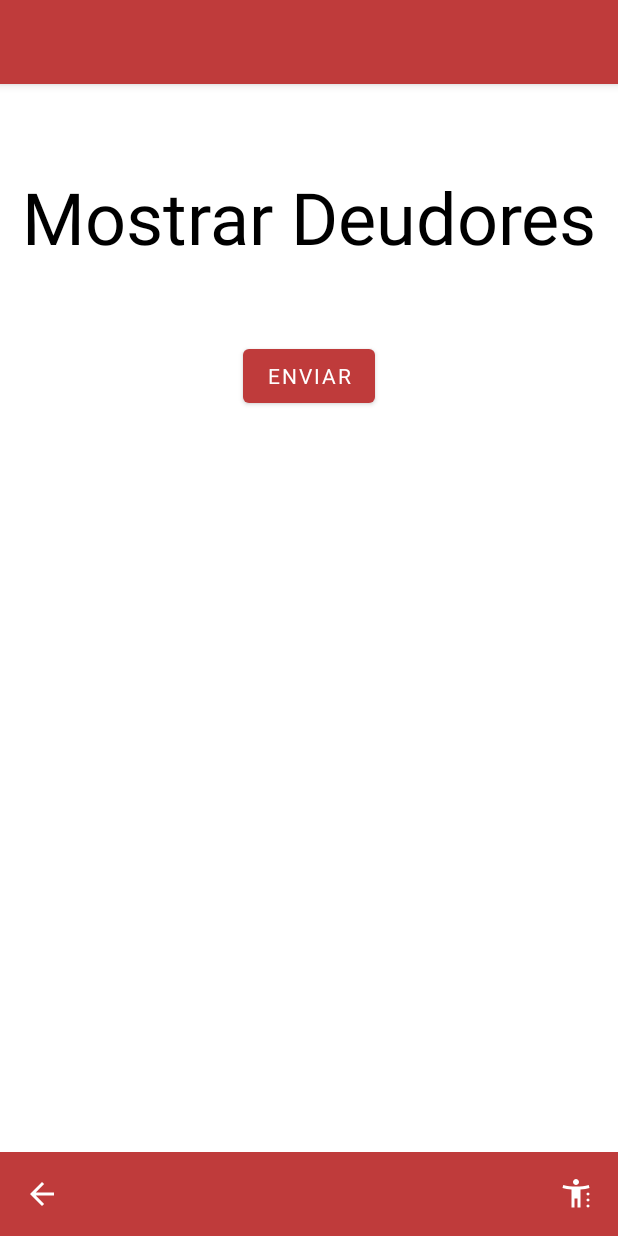
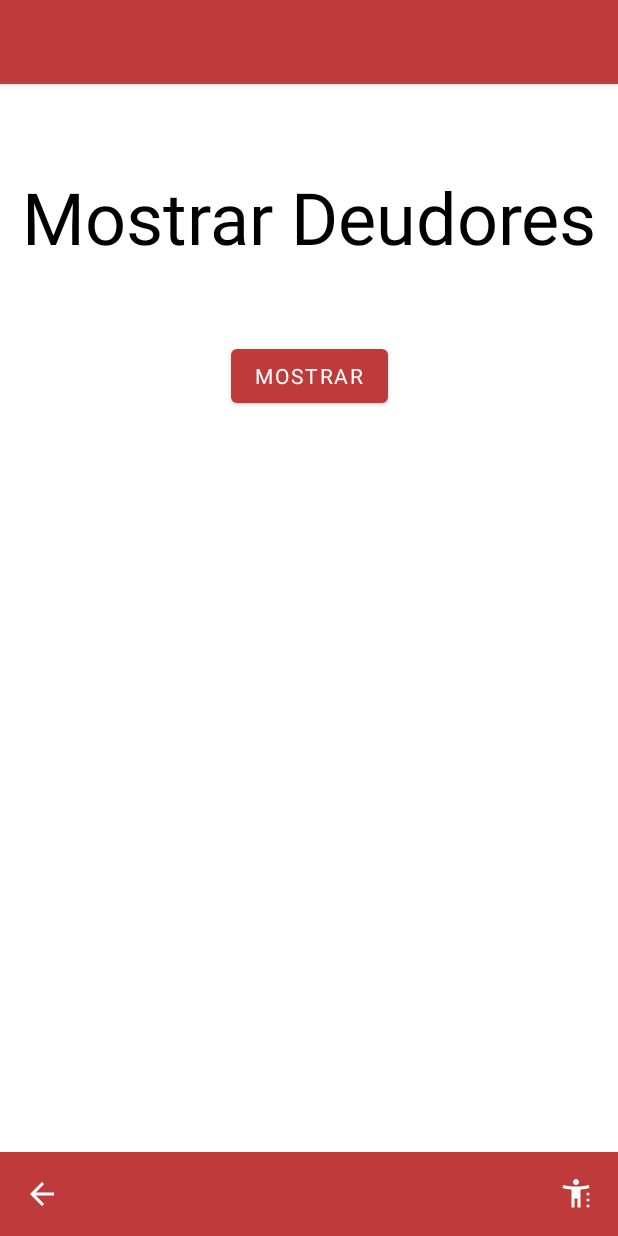
Before and after one commit to fraperrone/appmovilclub, an Android app: the MostrarDeudoresActivity screen opened directly, with no data from a screen before it, on a phone screen of 412 x 824 dp. Run offline under Robolectric (Android 15) with nearby library versions, the phone set to English and light mode, and no system bars; Roboto replaces fonts that are not available here; 1 statement that could not run was skipped.

Commit message:
Cambiado texto de boton Mostrar deudores

```diff
--- a/app/src/main/res/layout/activity_mostrar_deudores.xml
+++ b/app/src/main/res/layout/activity_mostrar_deudores.xml
@@ -39,7 +39,7 @@
         android:layout_height="wrap_content"
         android:layout_marginTop="50dp"
         android:fontFamily="@font/genos_medium"
-        android:text="Enviar"
+        android:text="Mostrar"
         app:layout_constraintTop_toBottomOf="@id/textView_titulo"
         app:layout_constraintStart_toStartOf="parent"
         app:layout_constraintEnd_toEndOf="parent" />
```
